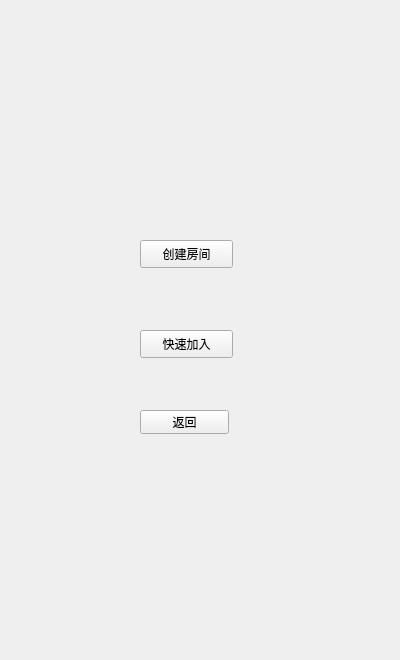
First picture: the form in online.ui, repository qiunoyi/Qt_cake_game, before the edit.
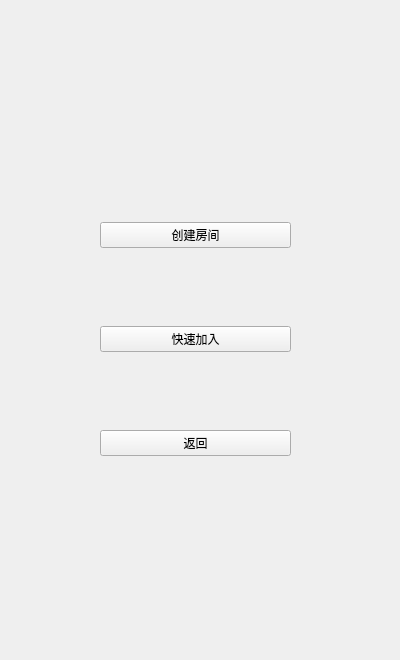
Second picture: the form after the edit.

Patch:
```diff
--- a/online.ui
+++ b/online.ui
@@ -13,44 +13,41 @@
   <property name="windowTitle">
    <string>Form</string>
   </property>
+  <widget class="QWidget" name="">
+   <property name="geometry">
+    <rect>
+     <x>100</x>
+     <y>150</y>
+     <width>191</width>
+     <height>381</height>
+    </rect>
+   </property>
+   <layout class="QVBoxLayout" name="verticalLayout">
+    <item>
   <widget class="QPushButton" name="create_room">
-   <property name="geometry">
-    <rect>
-     <x>140</x>
-     <y>240</y>
-     <width>93</width>
-     <height>28</height>
-    </rect>
+      <property name="enabled">
+       <bool>true</bool>
    </property>
    <property name="text">
     <string>创建房间</string>
    </property>
   </widget>
+    </item>
+    <item>
   <widget class="QPushButton" name="quick_join">
-   <property name="geometry">
-    <rect>
-     <x>140</x>
-     <y>330</y>
-     <width>93</width>
-     <height>28</height>
-    </rect>
-   </property>
    <property name="text">
     <string>快速加入</string>
    </property>
   </widget>
+    </item>
+    <item>
   <widget class="QPushButton" name="GoBackBtn">
-   <property name="geometry">
-    <rect>
-     <x>140</x>
-     <y>410</y>
-     <width>89</width>
-     <height>24</height>
-    </rect>
-   </property>
    <property name="text">
     <string>返回</string>
    </property>
+     </widget>
+    </item>
+   </layout>
   </widget>
  </widget>
  <resources/>
```
Lines whose indentation alone changed are shown as unchanged.
